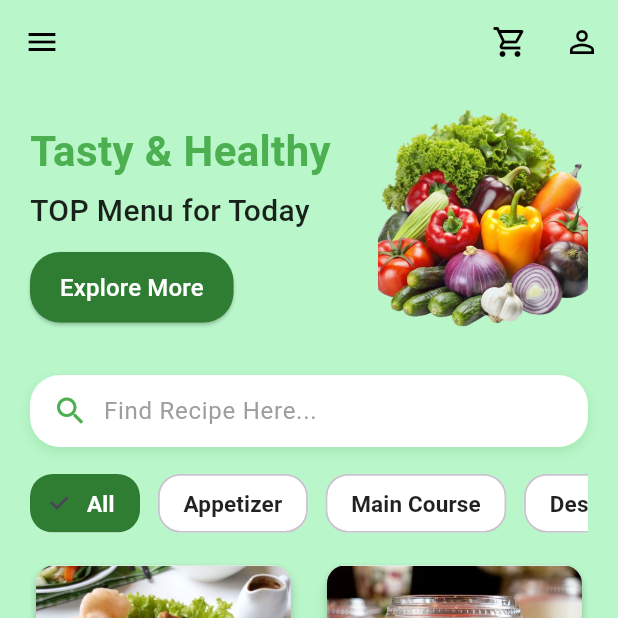
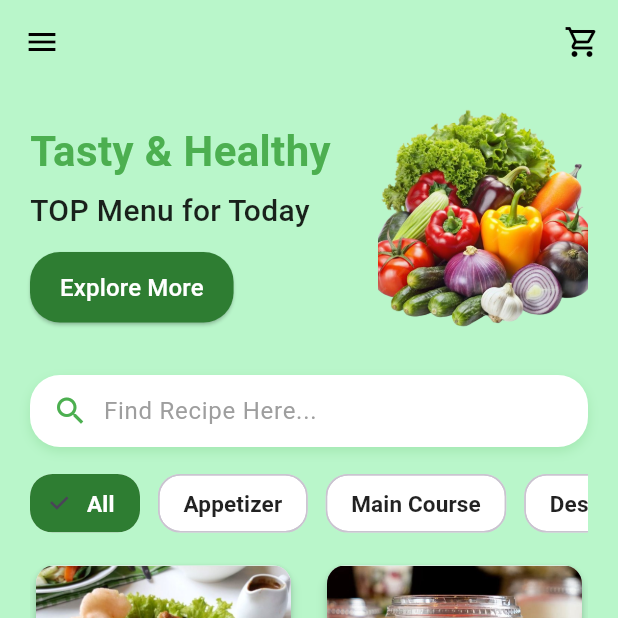
Before and after one commit to Juv-andrew/groupie, a Flutter app: the FoodMenuPage screen opened directly, on a phone screen of 412 x 824 dp, the top half of it. Run offline on Flutter 3.47's test engine with Material 3 defaults, Android fonts, the light colour scheme and no system bars; our stand-ins replace just_audio, share_plus, shared_preferences, smooth_page_indicator; accounts and stored records are empty.

Commit message:
update
jgn lupa pull

```diff
--- a/lib/health_food/healthy_food.dart
+++ b/lib/health_food/healthy_food.dart
@@ -72,27 +72,23 @@ class _FoodMenuPageState extends State<FoodMenuPage> {
       backgroundColor: Colors.transparent,
       elevation: 0,
       leading: Builder(
-          builder:
-              (context) => IconButton(
+        builder: (context) => Tooltip(
+          message: 'Menu',
+          child: IconButton(
             icon: const Icon(Icons.menu, color: Colors.black),
             onPressed: () => Scaffold.of(context).openDrawer(),
           ),
         ),
+      ),
       actions: [
-          IconButton(
+        Tooltip(
+          message: 'Shop Now',
+          child: IconButton(
             icon: const Icon(Icons.shopping_cart_outlined, color: Colors.black),
-            onPressed:
-                () => Navigator.push(
+            onPressed: () => Navigator.push(
               context,
               MaterialPageRoute(builder: (_) => const ShopPage()),
             ),
-          ),
-          IconButton(
-            icon: const Icon(Icons.person_outline, color: Colors.black),
-            onPressed:
-                () => Navigator.push(
-                  context,
-                  MaterialPageRoute(builder: (_) => const ProfilePage()),
           ),
         ),
       ],
```
Also changed, not shown: lib/consultation/consultation.dart (+5 -7 lines), lib/mental_health/self_awareness_page.dart (+0 -11 lines), pubspec.lock. Lines whose indentation alone changed are shown as unchanged.
